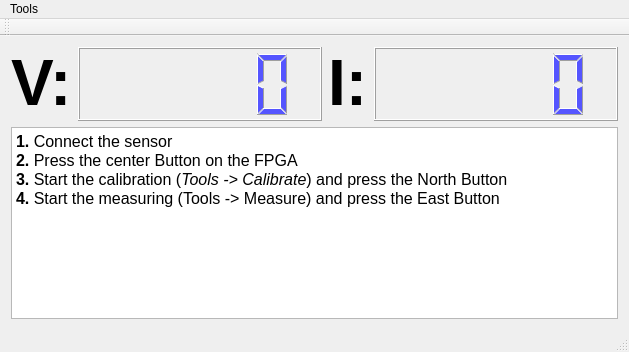
Qt form mainwindow.ui (Zap123/Nanosystem-project) before a commit.
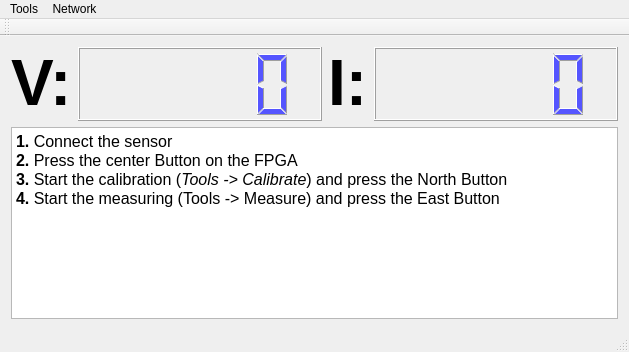
The same form after that commit.

The edit to the form file:
```diff
--- a/mainwindow.ui
+++ b/mainwindow.ui
@@ -96,7 +96,7 @@
      <x>0</x>
      <y>0</y>
      <width>629</width>
-     <height>25</height>
+     <height>19</height>
     </rect>
    </property>
    <widget class="QMenu" name="menuCalibrate">
@@ -106,7 +106,14 @@
     <addaction name="actionCalibrate"/>
     <addaction name="actionMeasure"/>
    </widget>
+   <widget class="QMenu" name="menuNetwork">
+    <property name="title">
+     <string>Network</string>
+    </property>
+    <addaction name="actionConnect"/>
+   </widget>
    <addaction name="menuCalibrate"/>
+   <addaction name="menuNetwork"/>
   </widget>
   <widget class="QToolBar" name="mainToolBar">
    <attribute name="toolBarArea">
```
Left out of the diff: 15 changed lines with no effect on the pictures.
